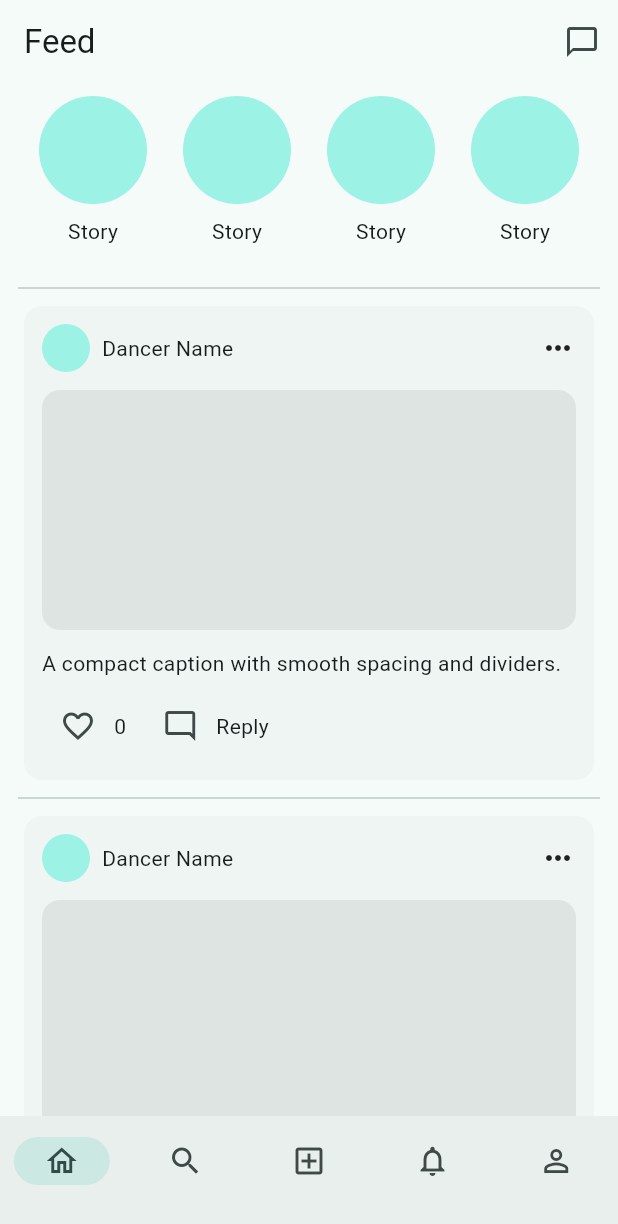
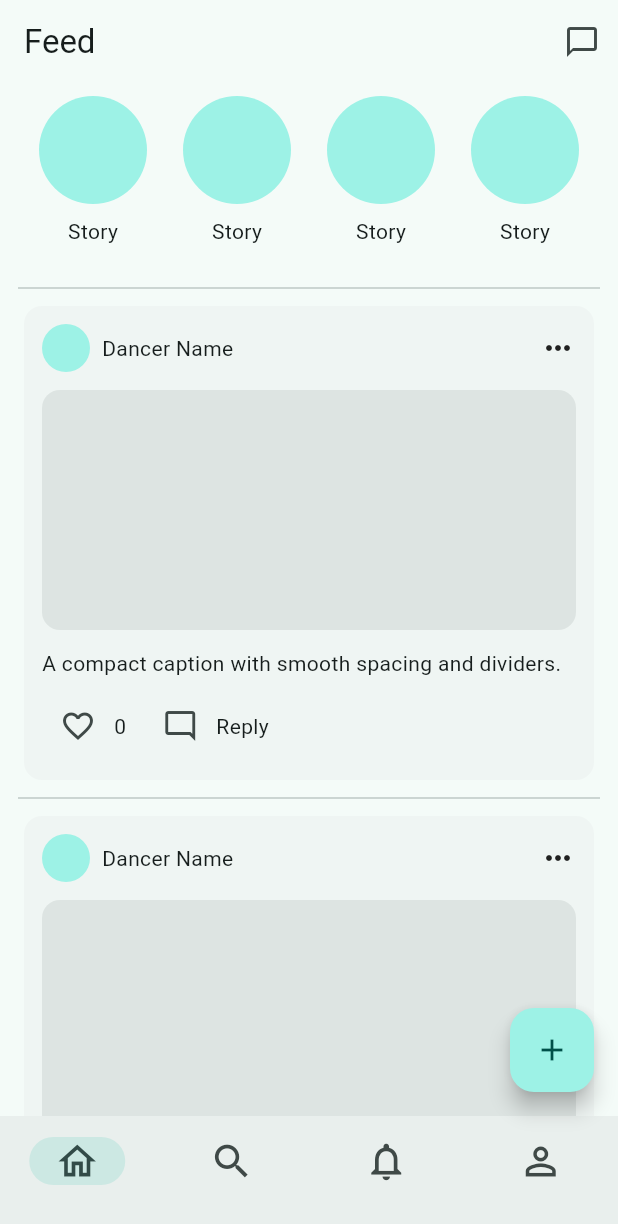
Before and after one commit to JzTheBvckster/my_block, a Flutter app: the screen it shows once a user with an empty profile is signed in, on a phone screen of 412 x 824 dp. Shown: the top 1224 px of the screen. Run offline on Flutter 3.47's test engine with Material 3 defaults, Android fonts, the phone set to English and light mode, and no system bars; our stand-ins replace cloud_firestore, firebase_auth, firebase_core; accounts and stored records are empty.

Commit message:
Enhance FeedPage with updated navigation icons and add floating action button for creating posts

```diff
--- a/lib/features/feed/presentation/feed_page.dart
+++ b/lib/features/feed/presentation/feed_page.dart
@@ -35,17 +35,28 @@
       ),
       bottomNavigationBar: NavigationBar(
         destinations: const [
-          NavigationDestination(icon: Icon(Icons.home_outlined), label: ''),
-          NavigationDestination(icon: Icon(Icons.search), label: ''),
-          NavigationDestination(icon: Icon(Icons.add_box_outlined), label: ''),
           NavigationDestination(
-            icon: Icon(Icons.notifications_none),
+            icon: Icon(Icons.home_outlined, size: 30),
             label: '',
           ),
-          NavigationDestination(icon: Icon(Icons.person_outline), label: ''),
+          NavigationDestination(icon: Icon(Icons.search, size: 30), label: ''),
+          NavigationDestination(
+            icon: Icon(Icons.notifications_none, size: 30),
+            label: '',
+          ),
+          NavigationDestination(
+            icon: Icon(Icons.person_outline, size: 30),
+            label: '',
+          ),
         ],
         selectedIndex: 0,
         onDestinationSelected: (i) {},
+      ),
+      floatingActionButton: FloatingActionButton(
+        onPressed: () {
+          // TODO: Navigate to create post page
+        },
+        child: const Icon(Icons.add),
       ),
     );
   }
--- a/lib/main.dart
+++ b/lib/main.dart
@@ -10,6 +10,7 @@
 import 'core/utils/firestore_service.dart';
 import 'features/auth/presentation/login_page.dart';
 import 'features/feed/presentation/feed_page.dart';
+import 'features/stories/data/stories_repository.dart';
 import 'features/stories/data/stories_repository.dart';
 
 Future<void> main() async {
@@ -33,6 +34,9 @@
         ),
         Provider<ProfileRepository>(
           create: (ctx) => ProfileRepository(ctx.read<FirestoreService>()),
+        ),
+        Provider<StoriesRepository>(
+          create: (_) => StoriesRepository(FirebaseFirestore.instance),
         ),
         ChangeNotifierProvider<my_auth.AuthProvider>(
           create: (ctx) => my_auth.AuthProvider(
```
